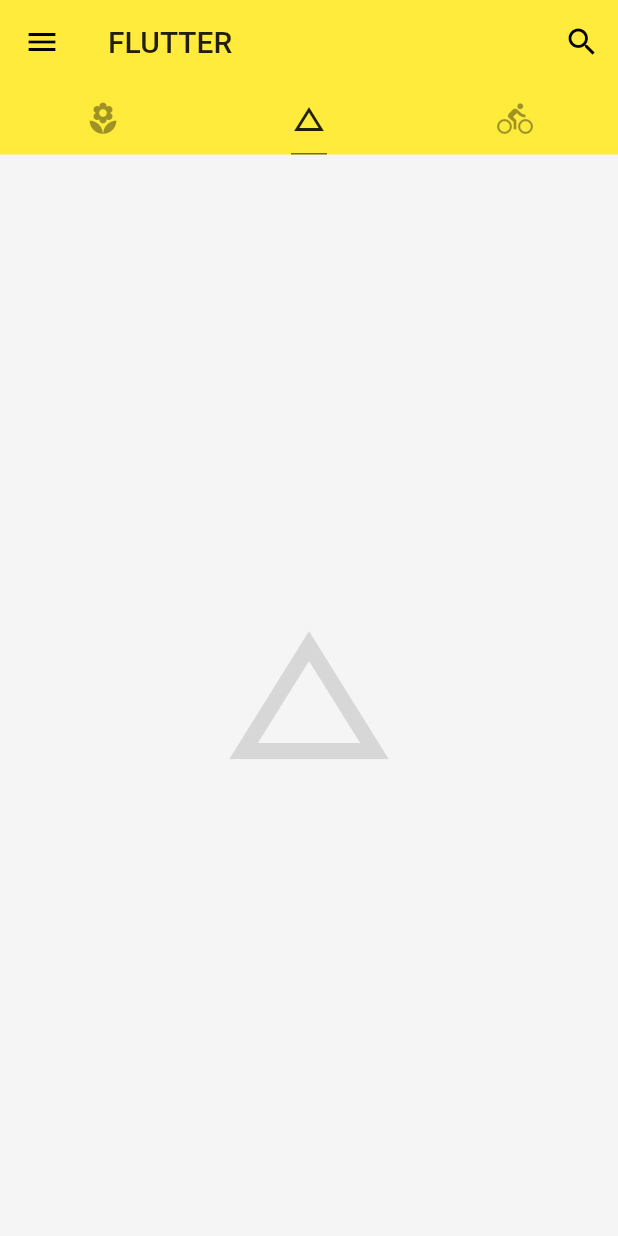
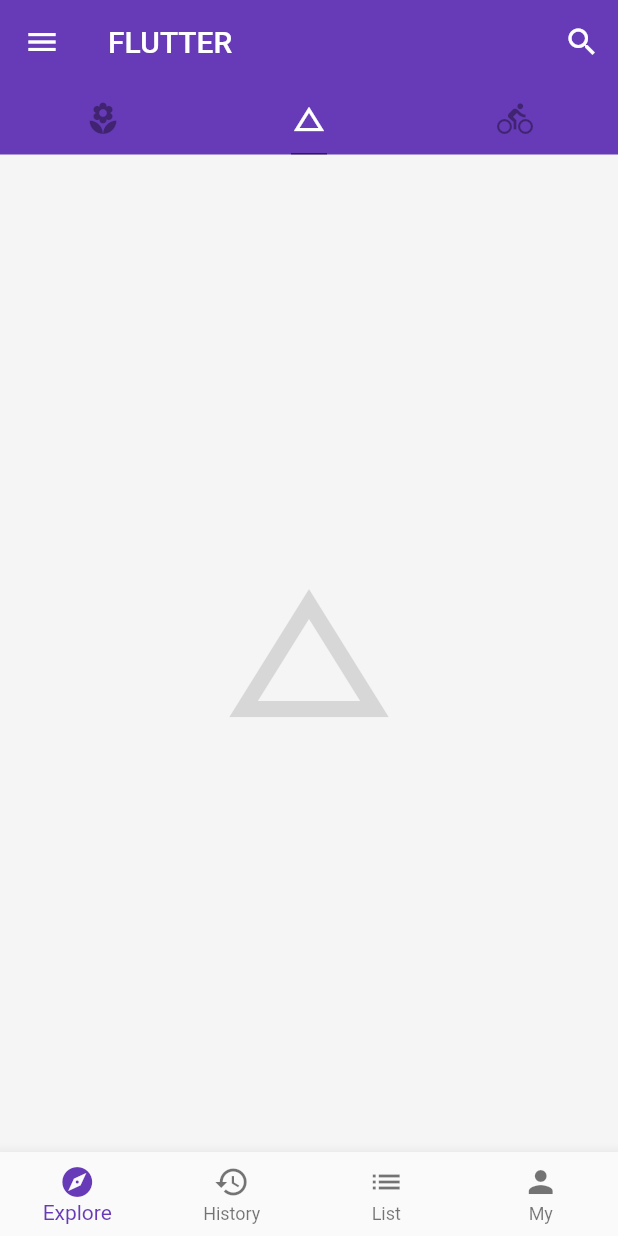
Before and after one commit to ylzon/flutter_demo, a Flutter app: the screen it shows after launch, tab 2 chosen, on a phone screen of 412 x 824 dp. Run offline on Flutter 3.47's test engine with Material 2 defaults, Android fonts, the phone set to English and light mode, and no system bars; network calls fail.

Commit message:
添加底部导航栏

```diff
--- /dev/null
+++ b/lib/demo/bottom_navigation_bar_demo.dart
@@ -0,0 +1,49 @@
+import 'package:flutter/material.dart';
+
+class BottomNavigationBarDemo extends StatefulWidget {
+	@override
+	State<StatefulWidget> createState() {
+		// TODO: implement createState
+		return _BottomNavigationBarDemoState();
+	}
+}
+
+class _BottomNavigationBarDemoState extends State<BottomNavigationBarDemo> {
+
+	int _currentIndex = 0;
+
+	void _onTapHandler (int index){
+		setState(() {
+			_currentIndex = index;
+		});
+	}
+
+	@override
+	Widget build(BuildContext context) {
+    // TODO: implement build
+    return BottomNavigationBar(
+			currentIndex: _currentIndex,
+			onTap: _onTapHandler,
+			type: BottomNavigationBarType.fixed, // 导航栏超过3个就会自动修改类型
+			fixedColor: Colors.deepPurple, // 激活的背景颜色
+			items: [
+				BottomNavigationBarItem(
+					icon: Icon(Icons.explore),
+					title: Text('Explore'),
+				),
+				BottomNavigationBarItem(
+					icon: Icon(Icons.history),
+					title: Text('History'),
+				),
+				BottomNavigationBarItem(
+					icon: Icon(Icons.list),
+					title: Text('List'),
+				),
+				BottomNavigationBarItem(
+					icon: Icon(Icons.person),
+					title: Text('My'),
+				),
+			],
+		);
+  }
+}
--- a/lib/demo/drawer_demo.dart
+++ b/lib/demo/drawer_demo.dart
@@ -14,13 +14,14 @@ class DrawerDemo extends StatelessWidget{
 						accountName: Text('Mugen_Uncle', style: TextStyle(fontWeight: FontWeight.bold),),
 						accountEmail: Text('yanlezhong@gmail.com'),
 						decoration: BoxDecoration(
-							color: Colors.yellow[400],
+							color: Colors.deepPurple,
 							image: DecorationImage(
-								image: NetworkImage('https://tse1.mm.bing.net/th?id=OIP.JAAQvXxf131JjLxiCsF_bgHaEK&pid=Api'),
+								image: NetworkImage('https://superdevresources.com/wp-content/uploads/2016/02/40-backgrounds-material.jpg'),
+//								image: NetworkImage('https://tse1.mm.bing.net/th?id=OIP.JAAQvXxf131JjLxiCsF_bgHaEK&pid=Api'),
 								fit: BoxFit.cover, // 填充方式：铺满
 								colorFilter: ColorFilter.mode(
 									// 颜色滤镜方式
-									Colors.yellow[400].withOpacity(0.6),
+									Colors.deepPurple.withOpacity(0.6),
 									BlendMode.hardLight,
 								)
 							),
--- a/lib/main.dart
+++ b/lib/main.dart
@@ -1,6 +1,8 @@
 import 'package:flutter/material.dart';
+// import './demo/hellow_demo.dart';
+import './demo/drawer_demo.dart';
+import './demo/bottom_navigation_bar_demo.dart';
 import './demo/listview_demo.dart';
-import './demo/drawer_demo.dart';
 
 void main() => runApp(App());
 
@@ -11,7 +13,7 @@ class App extends StatelessWidget {
       debugShowCheckedModeBanner: false, // 是否显示DEBUG标签
       home: Home(),
       theme: ThemeData(
-        primarySwatch: Colors.yellow, // 主题颜色
+        primarySwatch: Colors.deepPurple, // 主题颜色
         highlightColor: Color.fromRGBO(255, 255, 255, 0.5), // 高亮背景颜色
         splashColor: Colors.white70,  // 水波纹颜色
       ),
@@ -64,12 +66,13 @@ class Home extends StatelessWidget{
         ),
         body: TabBarView(
           children: <Widget>[
-            Icon(Icons.local_florist, size: 128.0, color: Colors.black12,),
+            ListViewDemo(),
             Icon(Icons.change_history, size: 128.0, color: Colors.black12,),
             Icon(Icons.directions_bike, size: 128.0, color: Colors.black12,),
           ],
         ),
-        drawer: DrawerDemo(),
+        drawer: DrawerDemo(), // 抽屉菜单
+        bottomNavigationBar: BottomNavigationBarDemo() // 底部导航栏
         // endDrawer: Text('This is endDrawer'), // 右侧出现抽屉
       )
     );
```
